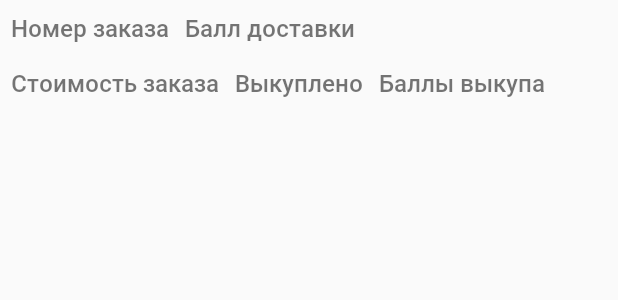
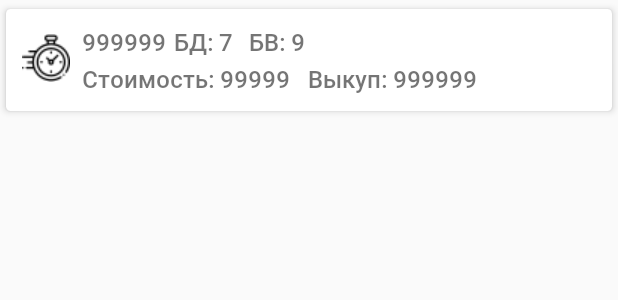
Before and after one commit to saymon-says/LmBase, an Android app: the layout order_list.xml on its own in the app's theme, with its tools: preview values and no code run, on a phone screen of 412 x 824 dp. Shown: the top 300 px of the screen. Run offline under Robolectric (Android 15) with nearby library versions, the phone set to English and light mode, and no system bars.

Commit message:
Мелкие исправления

```diff
--- a/app/src/main/java/com/example/lmbase/OrderListActivity.java
+++ b/app/src/main/java/com/example/lmbase/OrderListActivity.java
@@ -7,6 +7,7 @@ import android.view.LayoutInflater;
 import android.view.View;
 import android.view.ViewGroup;
 import android.widget.Button;
+import android.widget.ImageView;
 import android.widget.TextView;
 
 import androidx.annotation.NonNull;
@@ -124,6 +125,7 @@ public class OrderListActivity extends AppCompatActivity {
 
 	public static class OrdersViewHolder extends RecyclerView.ViewHolder {
 		TextView numberOrder, priceOrder, bayoutOrder, pointOrder, deliveryOrder;
+		ImageView orderImage;
 
 		public OrdersViewHolder(@NonNull View itemView) {
 			super(itemView);
@@ -132,6 +134,7 @@ public class OrderListActivity extends AppCompatActivity {
 			bayoutOrder = itemView.findViewById(R.id.bayout_order);
 			pointOrder = itemView.findViewById(R.id.point_order);
 			deliveryOrder = itemView.findViewById(R.id.delivery_order);
+			orderImage = itemView.findViewById(R.id.image_order);
 		}
 	}
 
--- a/app/src/main/res/layout/activity_order_list.xml
+++ b/app/src/main/res/layout/activity_order_list.xml
@@ -6,25 +6,22 @@
     tools:context=".OrderListActivity">
 
     <include
-        layout="@layout/app_bar_layout"
         android:id="@+id/orders_page_toolbar"
-        >
-    </include>
+        layout="@layout/app_bar_layout"></include>
 
     <Button
         android:id="@+id/add_order"
         android:layout_width="32dp"
         android:layout_height="32dp"
-        android:background="@drawable/add"
         android:layout_alignParentEnd="true"
         android:layout_marginTop="12dp"
         android:layout_marginEnd="15dp"
-        android:focusableInTouchMode="false"/>
+        android:background="@drawable/add"
+        android:focusableInTouchMode="false" />
 
     <androidx.recyclerview.widget.RecyclerView
         android:id="@+id/list_of_orders"
-        android:layout_below="@+id/orders_page_toolbar"
         android:layout_width="match_parent"
         android:layout_height="match_parent"
-        />
+        android:layout_below="@+id/orders_page_toolbar" />
 </RelativeLayout>
--- a/app/src/main/res/layout/order_list.xml
+++ b/app/src/main/res/layout/order_list.xml
@@ -1,67 +1,89 @@
 <?xml version="1.0" encoding="utf-8"?>
-<RelativeLayout
-    xmlns:android="http://schemas.android.com/apk/res/android"
+<androidx.cardview.widget.CardView xmlns:android="http://schemas.android.com/apk/res/android"
+    xmlns:app="http://schemas.android.com/apk/res-auto"
     android:layout_width="match_parent"
     android:layout_height="wrap_content"
+    app:cardCornerRadius="3dp"
+    app:cardElevation="3dp"
+    app:cardUseCompatPadding="true"
     >
-    <LinearLayout
+
+    <RelativeLayout
         android:id="@+id/orerder_hats"
         android:layout_width="match_parent"
         android:layout_height="wrap_content"
-        android:orientation="horizontal"
-        android:padding="2dp"
-        >
+        android:padding="5dp">
+
+        <ImageView
+            android:id="@+id/image_order"
+            android:layout_width="32dp"
+            android:layout_height="32dp"
+            android:layout_alignParentStart="true"
+            android:layout_alignParentTop="true"
+            android:layout_marginStart="5dp"
+            android:layout_marginTop="11dp"
+            android:layout_marginBottom="5dp"
+            android:src="@drawable/sdd_order" />
+
         <TextView
             android:id="@+id/number_order"
             android:layout_width="wrap_content"
             android:layout_height="wrap_content"
-            android:textSize="16sp"
-            android:text="Номер заказа"
+            android:layout_alignParentTop="true"
+            android:layout_marginTop="5dp"
+            android:layout_marginStart="8dp"
+            android:layout_toEndOf="@+id/image_order"
             android:fontFamily="@font/roboto_medium"
-            android:layout_margin="5dp"
-            />
+            android:text="999999"
+            android:textSize="16sp" />
+
         <TextView
             android:id="@+id/delivery_order"
             android:layout_width="wrap_content"
             android:layout_height="wrap_content"
-            android:textSize="16sp"
-            android:text="Балл доставки"
+            android:layout_alignParentTop="true"
+            android:layout_margin="5dp"
+            android:layout_toEndOf="@+id/number_order"
             android:fontFamily="@font/roboto_medium"
-android:layout_margin="5dp"
-            />
-    </LinearLayout>
-    <LinearLayout
-        android:layout_below="@id/orerder_hats"
-        android:layout_width="match_parent"
-        android:layout_height="wrap_content"
-        android:orientation="horizontal"
-        android:padding="2dp">
+            android:text="БД: 7"
+            android:textSize="16sp" />
+
+        <TextView
+            android:id="@+id/point_order"
+            android:layout_width="wrap_content"
+            android:layout_height="wrap_content"
+            android:layout_alignParentTop="true"
+            android:layout_margin="5dp"
+            android:layout_toEndOf="@+id/delivery_order"
+            android:fontFamily="@font/roboto_medium"
+            android:text="БВ: 9"
+            android:textSize="16sp" />
+
         <TextView
             android:id="@+id/price_order"
             android:layout_width="wrap_content"
             android:layout_height="wrap_content"
-            android:text="Стоимость заказа"
-            android:textSize="16sp"
+            android:layout_below="@id/number_order"
+            android:layout_alignParentTop="true"
+            android:layout_marginStart="8dp"
+            android:layout_marginTop="30dp"
+            android:layout_toEndOf="@+id/image_order"
             android:fontFamily="@font/roboto_medium"
-            android:layout_margin="5dp"
-            />
+            android:text="Стоимость: 99999"
+            android:textSize="16sp" />
+
         <TextView
             android:id="@+id/bayout_order"
             android:layout_width="wrap_content"
             android:layout_height="wrap_content"
-            android:text="Выкуплено"
-            android:textSize="16sp"
+            android:layout_alignParentTop="true"
+            android:layout_marginStart="12dp"
+            android:layout_marginTop="30dp"
+            android:layout_marginBottom="5dp"
+            android:layout_toEndOf="@+id/price_order"
             android:fontFamily="@font/roboto_medium"
-            android:layout_margin="5dp"
-            />
-        <TextView
-            android:id="@+id/point_order"
-            android:layout_width="wrap_content"
-            android:layout_height="wrap_content"
-            android:text="Баллы выкупа"
-            android:textSize="16sp"
-            android:fontFamily="@font/roboto_medium"
-            android:layout_margin="5dp"
-            />
-    </LinearLayout>
-</RelativeLayout>
+            android:text="Выкуп: 999999"
+            android:textSize="16sp" />
+
+    </RelativeLayout>
+</androidx.cardview.widget.CardView>
```
